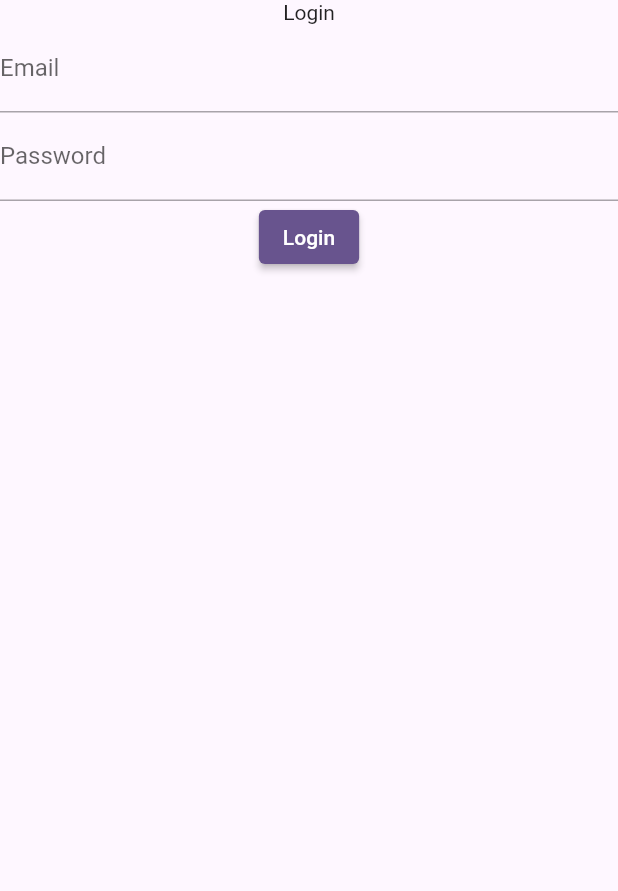
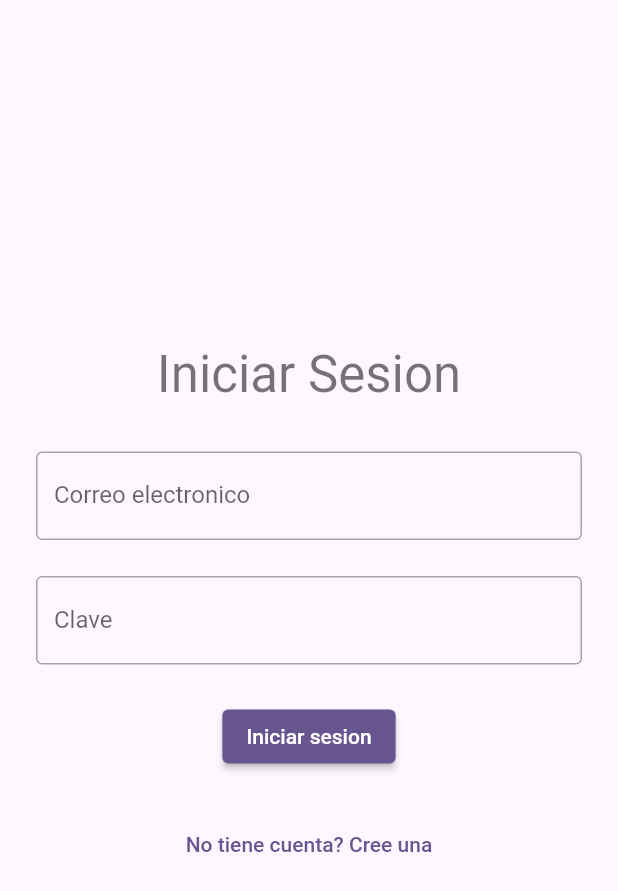
Before and after one commit to OppositeDragon/programador_reuniones_flutter, a Flutter app: the screen it shows after launch, after a tap on "login pro max 21", on a phone screen of 412 x 824 dp. Shown: the top 891 px of the screen. Run offline on Flutter 3.47's test engine with Material 2 defaults, Android fonts, the phone set to English and light mode, and no system bars; our stand-ins replace firebase_core, flutter_riverpod, go_router; accounts and stored records are empty.

Commit message:
agregado interfaz form para crear cuenta o iniciar sesion

```diff
--- a/lib/views/login_view.dart
+++ b/lib/views/login_view.dart
@@ -1,31 +1,134 @@
 import 'package:flutter/material.dart';
 import 'package:go_router/go_router.dart';
 
-class LoginView extends StatelessWidget {
-  const LoginView({Key? key}) : super(key: key);
+class LoginView extends StatefulWidget {
+  const LoginView({super.key});
+
+  @override
+  State<LoginView> createState() => _LoginViewState();
+}
+
+class _LoginViewState extends State<LoginView> {
+  final GlobalKey<FormState> _formKey = GlobalKey<FormState>();
+
+  bool isLogin = true;
+
+  String _usuario = '';
+
+  String _clave = '';
 
   @override
   Widget build(BuildContext context) {
     return Scaffold(
-      body: Form(
-        child: Column(
-          children: [
-            const Text('Login'),
-            TextFormField(
-              decoration: const InputDecoration(labelText: 'Email'),
-              keyboardType: TextInputType.emailAddress,
+      body: Center(
+        child: SingleChildScrollView(
+          child: AnimatedContainer(
+            padding: const EdgeInsets.all(24),
+            //	color: Colors.yellow,
+            decoration: BoxDecoration(
+              borderRadius: BorderRadius.circular(12),
+              //color: Colors.grey.shade200
             ),
-            TextFormField(
-              decoration: const InputDecoration(labelText: 'Password'),
-              obscureText: true,
+            constraints: const BoxConstraints(maxWidth: 500),
+            duration: const Duration(milliseconds: 2000),
+            child: Center(
+              child: Form(
+                key: _formKey,
+                child: Column(
+                  mainAxisSize: MainAxisSize.max,
+                  mainAxisAlignment: MainAxisAlignment.center,
+                  children: <Widget>[
+                    Text(
+                      isLogin ? 'Iniciar Sesion' : 'Crear cuenta',
+                      style: Theme.of(context).textTheme.headline4,
+                    ),
+                    const SizedBox(height: 32),
+                    TextFormField(
+                      decoration: const InputDecoration(
+                          labelText: "Correo electronico",
+                          border: OutlineInputBorder()),
+                      onSaved: (value) {
+                        _usuario = value!.trim();
+                      },
+                    ),
+                    if (!isLogin) const SizedBox(height: 24),
+                    if (!isLogin)
+                      TextFormField(
+                        decoration: const InputDecoration(
+                            labelText: "Usuario", border: OutlineInputBorder()),
+                        onSaved: (value) {
+                          _clave = value!.trim();
+                        },
+                      ),
+                    if (!isLogin) const SizedBox(height: 24),
+                    if (!isLogin)
+                      TextFormField(
+                        decoration: const InputDecoration(
+                            labelText: "Telefono",
+                            border: OutlineInputBorder()),
+                        onSaved: (value) {
+                          _clave = value!.trim();
+                        },
+                      ),
+                    if (!isLogin) const SizedBox(height: 24),
+                    if (!isLogin)
+                      TextFormField(
+                        decoration: const InputDecoration(
+                            labelText: "Nombre", border: OutlineInputBorder()),
+                        onSaved: (value) {
+                          _clave = value!.trim();
+                        },
+                      ),
+                    if (!isLogin) const SizedBox(height: 24),
+                    if (!isLogin)
+                      TextFormField(
+                        decoration: const InputDecoration(
+                            labelText: "Apellido",
+                            border: OutlineInputBorder()),
+                        onSaved: (value) {
+                          _clave = value!.trim();
+                        },
+                      ),
+                    const SizedBox(height: 24),
+                    TextFormField(
+                      decoration: const InputDecoration(
+                          labelText: "Clave", border: OutlineInputBorder()),
+                      onSaved: (value) {
+                        _clave = value!.trim();
+                      },
+                    ),
+                    if (!isLogin) const SizedBox(height: 24),
+                    if (!isLogin)
+                      TextFormField(
+                        decoration: const InputDecoration(
+                            labelText: "Repetir clave",
+                            border: OutlineInputBorder()),
+                        onSaved: (value) {
+                          _clave = value!.trim();
+                        },
+                      ),
+                    const SizedBox(height: 24),
+                    ElevatedButton(
+                      onPressed: () => GoRouter.of(context).go('/'),
+                      child: Text(isLogin ? 'Iniciar sesion' : 'Crear cuenta'),
+                    ),
+                    const SizedBox(height: 24),
+                    TextButton(
+                      onPressed: () {
+                        setState(() {
+                          isLogin = !isLogin;
+                        });
+                      },
+                      child: Text(isLogin
+                          ? 'No tiene cuenta? Cree una'
+                          : 'Ya tiene cuenta? Inicie sesion'),
+                    ),
+                    const SizedBox(height: 8),
+                  ],
+                ),
+              ),
             ),
-            ElevatedButton(
-              child: const Text('Login'),
-              onPressed: () {
-                context.pushNamed('pricipal');
-              },
-            ),
-          ],
+          ),
         ),
       ),
     );
```
